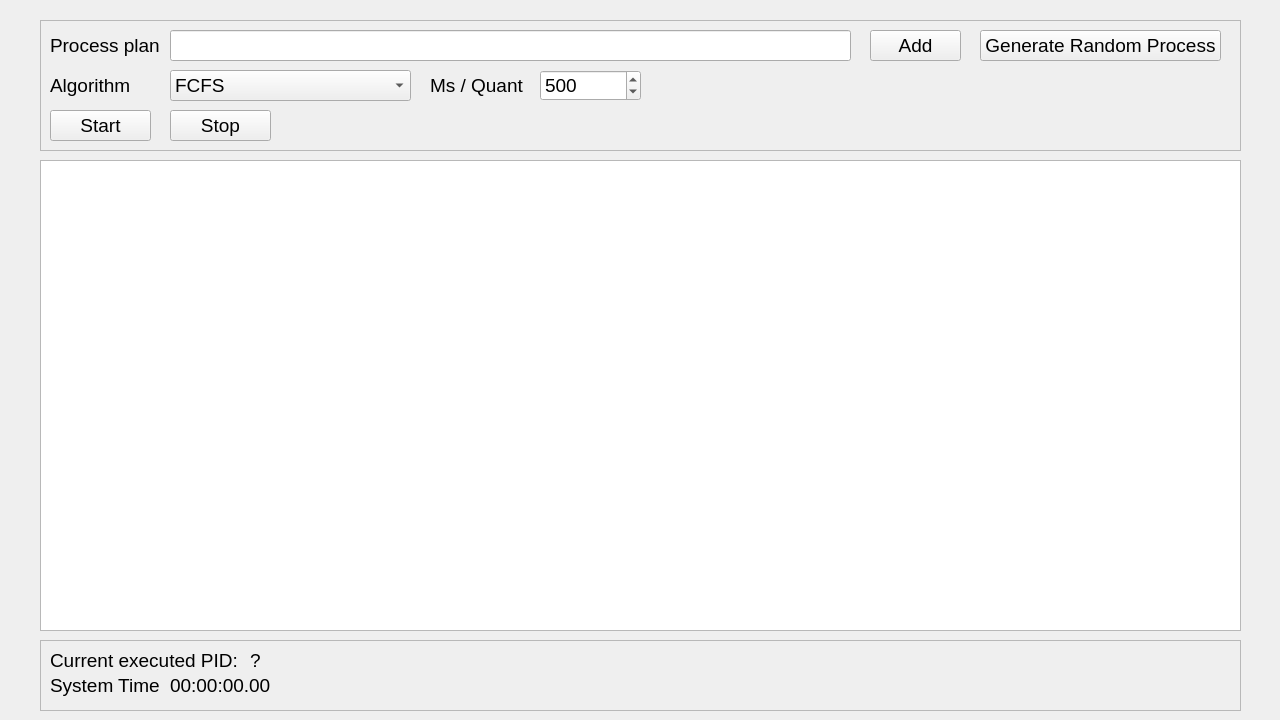
Before: the Qt Designer form lab3/QtLab3/mainwindow.ui in MrSago/Operating-Systems-for-Susu, drawn with Qt 5.
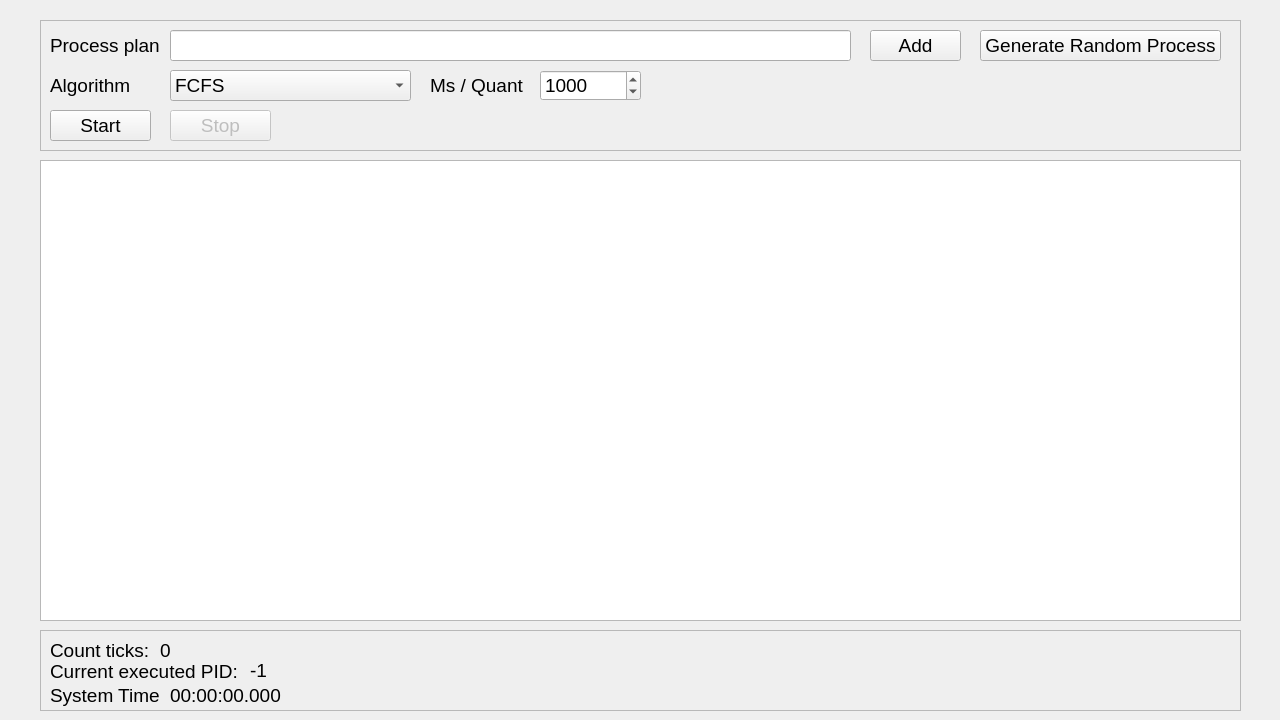
After: the same form once the commit is applied.

The edit to the form file:
```diff
--- a/lab3/QtLab3/mainwindow.ui
+++ b/lab3/QtLab3/mainwindow.ui
@@ -38,9 +38,23 @@
       <x>40</x>
       <y>160</y>
       <width>1201</width>
-      <height>471</height>
+      <height>461</height>
      </rect>
     </property>
+    <property name="font">
+     <font>
+      <pointsize>14</pointsize>
+     </font>
+    </property>
+    <property name="editTriggers">
+     <set>QAbstractItemView::NoEditTriggers</set>
+    </property>
+    <property name="selectionMode">
+     <enum>QAbstractItemView::SingleSelection</enum>
+    </property>
+    <property name="selectionBehavior">
+     <enum>QAbstractItemView::SelectRows</enum>
+    </property>
    </widget>
    <widget class="QFrame" name="controlFrame">
     <property name="geometry">
@@ -171,7 +185,7 @@
       <number>100000</number>
      </property>
      <property name="value">
-      <number>500</number>
+      <number>1000</number>
      </property>
     </widget>
     <widget class="QComboBox" name="cbChooseAlgo">
@@ -236,6 +250,9 @@
      </property>
     </widget>
     <widget class="QPushButton" name="buttonStop">
+     <property name="enabled">
+      <bool>false</bool>
+     </property>
      <property name="geometry">
       <rect>
        <x>130</x>
@@ -258,9 +275,9 @@
     <property name="geometry">
      <rect>
       <x>40</x>
-      <y>640</y>
+      <y>630</y>
       <width>1201</width>
-      <height>71</height>
+      <height>81</height>
      </rect>
     </property>
     <property name="frameShape">
@@ -273,7 +290,7 @@
      <property name="geometry">
       <rect>
        <x>10</x>
-       <y>30</y>
+       <y>50</y>
        <width>111</width>
        <height>31</height>
       </rect>
@@ -291,8 +308,8 @@
      <property name="geometry">
       <rect>
        <x>130</x>
-       <y>30</y>
-       <width>101</width>
+       <y>50</y>
+       <width>111</width>
        <height>31</height>
       </rect>
      </property>
@@ -309,9 +326,9 @@
      <property name="geometry">
       <rect>
        <x>10</x>
-       <y>10</y>
+       <y>31</y>
        <width>191</width>
-       <height>21</height>
+       <height>20</height>
       </rect>
      </property>
      <property name="font">
@@ -327,9 +344,45 @@
      <property name="geometry">
       <rect>
        <x>210</x>
+       <y>30</y>
+       <width>71</width>
+       <height>20</height>
+      </rect>
+     </property>
+     <property name="font">
+      <font>
+       <pointsize>14</pointsize>
+      </font>
+     </property>
+     <property name="text">
+      <string>-1</string>
+     </property>
+    </widget>
+    <widget class="QLabel" name="labelCountTIcks">
+     <property name="geometry">
+      <rect>
+       <x>10</x>
        <y>10</y>
+       <width>101</width>
+       <height>20</height>
+      </rect>
+     </property>
+     <property name="font">
+      <font>
+       <pointsize>14</pointsize>
+      </font>
+     </property>
+     <property name="text">
+      <string>Count ticks: </string>
+     </property>
+    </widget>
+    <widget class="QLabel" name="labelViewCountTicks">
+     <property name="geometry">
+      <rect>
+       <x>120</x>
+       <y>10</y>
        <width>71</width>
-       <height>21</height>
+       <height>20</height>
       </rect>
      </property>
      <property name="font">
@@ -338,7 +391,7 @@
       </font>
      </property>
      <property name="text">
-      <string>?</string>
+      <string>0</string>
      </property>
     </widget>
    </widget>
```
